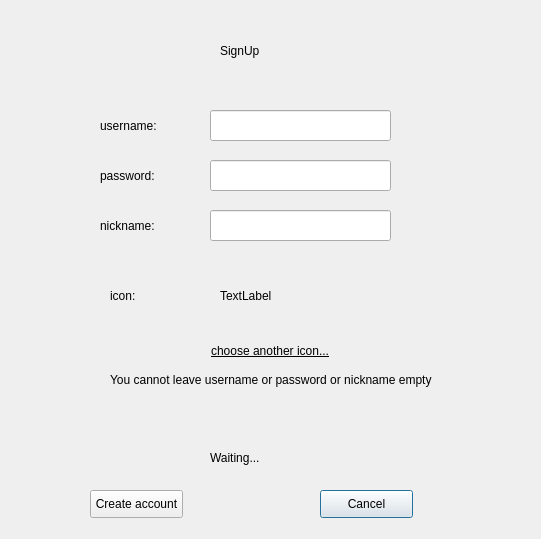
This is GUI/SymposiumGui/signup.ui in RickZack/Symposium as Qt 5 draws it before an edit. The edited form follows.
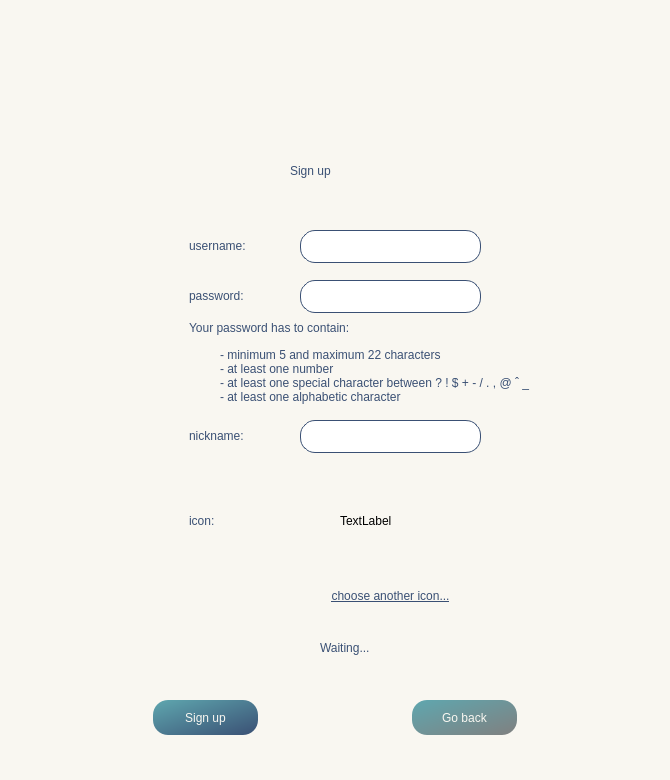
This is the edited form. Icons and pictures are not drawn.

Diff of the .ui file:
```diff
--- a/GUI/SymposiumGui/signup.ui
+++ b/GUI/SymposiumGui/signup.ui
@@ -6,22 +6,39 @@
    <rect>
     <x>0</x>
     <y>0</y>
-    <width>541</width>
-    <height>539</height>
+    <width>670</width>
+    <height>780</height>
    </rect>
   </property>
   <property name="windowTitle">
-   <string>Dialog</string>
+   <string>Sign up</string>
+  </property>
+  <property name="windowIcon">
+   <iconset resource="resources.qrc">
+    <normaloff>:/icon/logo1.png</normaloff>:/icon/logo1.png</iconset>
+  </property>
+  <property name="styleSheet">
+   <string notr="true">background-color:rgb(249, 247, 241);
+</string>
   </property>
   <widget class="QLineEdit" name="username">
    <property name="geometry">
     <rect>
-     <x>210</x>
-     <y>110</y>
+     <x>300</x>
+     <y>230</y>
      <width>181</width>
-     <height>31</height>
+     <height>33</height>
     </rect>
    </property>
+   <property name="styleSheet">
+    <string notr="true">background-color: white;
+color: rgb(58, 80, 116); 
+font: 11pt &quot;Baskerville Old Face&quot;;
+border-radius:15px;
+border-width: 1px; 
+border-style: solid;
+border-color: rgb(58, 80, 116); </string>
+   </property>
    <property name="text">
     <string/>
    </property>
@@ -29,41 +46,57 @@
   <widget class="QLabel" name="label_3">
    <property name="geometry">
     <rect>
-     <x>220</x>
-     <y>30</y>
-     <width>111</width>
+     <x>290</x>
+     <y>150</y>
+     <width>91</width>
      <height>41</height>
     </rect>
    </property>
    <property name="styleSheet">
-    <string notr="true">font: 16pt &quot;MS Shell Dlg 2&quot;;</string>
+    <string notr="true">font: 18pt &quot;Baskerville Old Face&quot;;
+color: rgb(58, 80, 116); </string>
    </property>
    <property name="text">
-    <string>SignUp</string>
+    <string>Sign up</string>
    </property>
   </widget>
   <widget class="QPushButton" name="cancel">
    <property name="geometry">
     <rect>
-     <x>320</x>
-     <y>490</y>
-     <width>93</width>
-     <height>28</height>
+     <x>412</x>
+     <y>700</y>
+     <width>105</width>
+     <height>35</height>
     </rect>
    </property>
+   <property name="styleSheet">
+    <string notr="true">background-color: qlineargradient(x1: 0, y1: 0, x2: 1, y2: 1, stop: 0 rgb(95, 167, 175), stop: 1 grey);
+color: rgb(249, 247, 241); 
+font: 14pt &quot;Baskerville Old Face&quot;;
+border-radius:15px;</string>
+   </property>
    <property name="text">
-    <string>Cancel</string>
+    <string>Go back</string>
    </property>
   </widget>
   <widget class="QLineEdit" name="password">
    <property name="geometry">
     <rect>
-     <x>210</x>
-     <y>160</y>
+     <x>300</x>
+     <y>280</y>
      <width>181</width>
-     <height>31</height>
+     <height>33</height>
     </rect>
    </property>
+   <property name="styleSheet">
+    <string notr="true">background-color: white;
+color: rgb(58, 80, 116); 
+font: 11pt &quot;Baskerville Old Face&quot;;
+border-radius:15px;
+border-width: 1px; 
+border-style: solid;
+border-color: rgb(58, 80, 116); </string>
+   </property>
    <property name="text">
     <string/>
    </property>
@@ -71,14 +104,15 @@
   <widget class="QLabel" name="label_2">
    <property name="geometry">
     <rect>
-     <x>100</x>
-     <y>160</y>
+     <x>189</x>
+     <y>280</y>
      <width>101</width>
      <height>31</height>
     </rect>
    </property>
    <property name="styleSheet">
-    <string notr="true">font: 12pt &quot;MS Shell Dlg 2&quot;;</string>
+    <string notr="true">font: 14pt &quot;Baskerville Old Face&quot;;
+color: rgb(58, 80, 116); </string>
    </property>
    <property name="text">
     <string>password:</string>
@@ -87,27 +121,34 @@
   <widget class="QPushButton" name="signin">
    <property name="geometry">
     <rect>
-     <x>90</x>
-     <y>490</y>
-     <width>93</width>
-     <height>28</height>
+     <x>153</x>
+     <y>700</y>
+     <width>105</width>
+     <height>35</height>
     </rect>
    </property>
+   <property name="styleSheet">
+    <string notr="true">background-color: qlineargradient(x1: 0, y1: 0, x2: 1, y2: 1, stop: 0 rgb(95, 167, 175), stop: 1 rgb(58, 80, 116));
+color: rgb(249, 247, 241); 
+font: 14pt &quot;Baskerville Old Face&quot;;
+border-radius:15px;</string>
+   </property>
    <property name="text">
-    <string>Create account</string>
+    <string>Sign up</string>
    </property>
   </widget>
   <widget class="QLabel" name="label">
    <property name="geometry">
     <rect>
-     <x>100</x>
-     <y>110</y>
+     <x>189</x>
+     <y>230</y>
      <width>101</width>
      <height>31</height>
     </rect>
    </property>
    <property name="styleSheet">
-    <string notr="true">font: 12pt &quot;MS Shell Dlg 2&quot;;</string>
+    <string notr="true">font: 14pt &quot;Baskerville Old Face&quot;;
+color: rgb(58, 80, 116); </string>
    </property>
    <property name="text">
     <string>username:</string>
@@ -116,14 +157,15 @@
   <widget class="QLabel" name="label_4">
    <property name="geometry">
     <rect>
-     <x>110</x>
-     <y>280</y>
-     <width>101</width>
+     <x>189</x>
+     <y>505</y>
+     <width>81</width>
      <height>31</height>
     </rect>
    </property>
    <property name="styleSheet">
-    <string notr="true">font: 12pt &quot;MS Shell Dlg 2&quot;;</string>
+    <string notr="true">font: 14pt &quot;Baskerville Old Face&quot;;
+color: rgb(58, 80, 116); </string>
    </property>
    <property name="text">
     <string>icon:</string>
@@ -132,14 +174,15 @@
   <widget class="QLabel" name="label_5">
    <property name="geometry">
     <rect>
-     <x>100</x>
-     <y>210</y>
+     <x>189</x>
+     <y>420</y>
      <width>101</width>
      <height>31</height>
     </rect>
    </property>
    <property name="styleSheet">
-    <string notr="true">font: 12pt &quot;MS Shell Dlg 2&quot;;</string>
+    <string notr="true">font: 14pt &quot;Baskerville Old Face&quot;;
+color: rgb(58, 80, 116); </string>
    </property>
    <property name="text">
     <string>nickname:</string>
@@ -148,12 +191,21 @@
   <widget class="QLineEdit" name="nickname">
    <property name="geometry">
     <rect>
-     <x>210</x>
-     <y>210</y>
+     <x>300</x>
+     <y>420</y>
      <width>181</width>
-     <height>31</height>
+     <height>33</height>
     </rect>
    </property>
+   <property name="styleSheet">
+    <string notr="true">background-color: white;
+color: rgb(58, 80, 116); 
+font: 11pt &quot;Baskerville Old Face&quot;;
+border-radius:15px;
+border-width: 1px; 
+border-style: solid;
+border-color: rgb(58, 80, 116); </string>
+   </property>
    <property name="text">
     <string/>
    </property>
@@ -161,16 +213,17 @@
   <widget class="QPushButton" name="iconButt">
    <property name="geometry">
     <rect>
-     <x>210</x>
-     <y>330</y>
-     <width>191</width>
-     <height>41</height>
+     <x>310</x>
+     <y>580</y>
+     <width>161</width>
+     <height>31</height>
     </rect>
    </property>
    <property name="styleSheet">
-    <string notr="true">font: 8pt &quot;MS Shell Dlg 2&quot;;
+    <string notr="true">font: 10pt &quot;Baskerville Old Face&quot;;
+color: rgb(58, 80, 116); 
 text-decoration: underline;
-text-align: left;</string>
+text-align: center;</string>
    </property>
    <property name="text">
     <string>choose another icon...</string>
@@ -182,10 +235,10 @@
   <widget class="QLabel" name="img">
    <property name="geometry">
     <rect>
-     <x>220</x>
-     <y>250</y>
+     <x>340</x>
+     <y>470</y>
      <width>101</width>
-     <height>91</height>
+     <height>101</height>
     </rect>
    </property>
    <property name="text">
@@ -195,9 +248,9 @@
   <widget class="QLabel" name="msg">
    <property name="geometry">
     <rect>
-     <x>120</x>
-     <y>380</y>
-     <width>321</width>
+     <x>30</x>
+     <y>620</y>
+     <width>590</width>
      <height>21</height>
     </rect>
    </property>
@@ -207,40 +260,58 @@
    <property name="text">
     <string/>
    </property>
+   <property name="alignment">
+    <set>Qt::AlignCenter</set>
+   </property>
   </widget>
   <widget class="QLabel" name="haveto">
    <property name="geometry">
     <rect>
-     <x>110</x>
-     <y>370</y>
-     <width>371</width>
+     <x>120</x>
+     <y>620</y>
+     <width>430</width>
      <height>20</height>
     </rect>
    </property>
+   <property name="styleSheet">
+    <string notr="true">font: 11pt &quot;Baskerville Old Face&quot;;
+color: red; </string>
+   </property>
    <property name="text">
     <string>You cannot leave username or password or nickname empty</string>
    </property>
+   <property name="alignment">
+    <set>Qt::AlignCenter</set>
+   </property>
   </widget>
   <widget class="QLabel" name="errorMess">
    <property name="geometry">
     <rect>
-     <x>110</x>
-     <y>400</y>
-     <width>351</width>
-     <height>16</height>
+     <x>40</x>
+     <y>620</y>
+     <width>590</width>
+     <height>21</height>
     </rect>
    </property>
+   <property name="styleSheet">
+    <string notr="true">font: 11pt &quot;Baskerville Old Face&quot;;
+color: red; 
+text-align:center;</string>
+   </property>
    <property name="text">
     <string/>
    </property>
+   <property name="alignment">
+    <set>Qt::AlignCenter</set>
+   </property>
   </widget>
   <widget class="QLabel" name="gif">
    <property name="geometry">
     <rect>
-     <x>114</x>
-     <y>429</y>
+     <x>230</x>
+     <y>610</y>
      <width>61</width>
-     <height>51</height>
+     <height>61</height>
     </rect>
    </property>
    <property name="text">
@@ -250,16 +321,74 @@
   <widget class="QLabel" name="waiting">
    <property name="geometry">
     <rect>
-     <x>210</x>
-     <y>450</y>
-     <width>161</width>
+     <x>320</x>
+     <y>640</y>
+     <width>81</width>
      <height>16</height>
     </rect>
    </property>
+   <property name="styleSheet">
+    <string notr="true">font: 12pt &quot;Baskerville Old Face&quot;;
+color: rgb(58, 80, 116);</string>
+   </property>
    <property name="text">
     <string>Waiting...</string>
    </property>
   </widget>
+  <widget class="QLabel" name="logo">
+   <property name="geometry">
+    <rect>
+     <x>180</x>
+     <y>20</y>
+     <width>381</width>
+     <height>101</height>
+    </rect>
+   </property>
+   <property name="styleSheet">
+    <string notr="true">color: rgb(58, 80, 116);
+font: 18pt &quot;Lucida Calligraphy&quot;;</string>
+   </property>
+   <property name="text">
+    <string/>
+   </property>
+  </widget>
+  <widget class="QLabel" name="label_6">
+   <property name="geometry">
+    <rect>
+     <x>189</x>
+     <y>320</y>
+     <width>191</width>
+     <height>16</height>
+    </rect>
+   </property>
+   <property name="styleSheet">
+    <string notr="true">font: 9pt &quot;Baskerville Old Face&quot;;
+color: rgb(58, 80, 116); </string>
+   </property>
+   <property name="text">
+    <string>Your password has to contain:</string>
+   </property>
+  </widget>
+  <widget class="QLabel" name="label_7">
+   <property name="geometry">
+    <rect>
+     <x>220</x>
+     <y>340</y>
+     <width>361</width>
+     <height>71</height>
+    </rect>
+   </property>
+   <property name="styleSheet">
+    <string notr="true">font: 9pt &quot;Baskerville Old Face&quot;;
+color: rgb(58, 80, 116); </string>
+   </property>
+   <property name="text">
+    <string>- minimum 5 and maximum 22 characters
+- at least one number
+- at least one special character between ? ! $ + - / . , @ ˆ _
+- at least one alphabetic character</string>
+   </property>
+  </widget>
  </widget>
  <resources/>
  <connections/>
```
Left out of the diff: 7 changed lines with no effect on the pictures.
